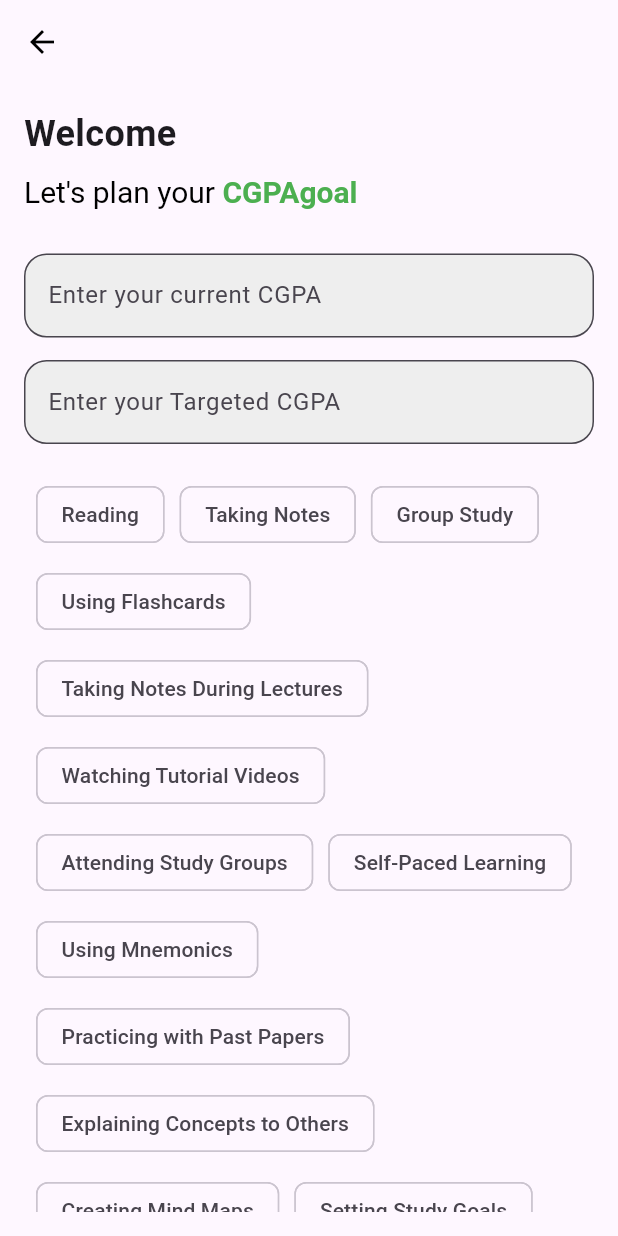
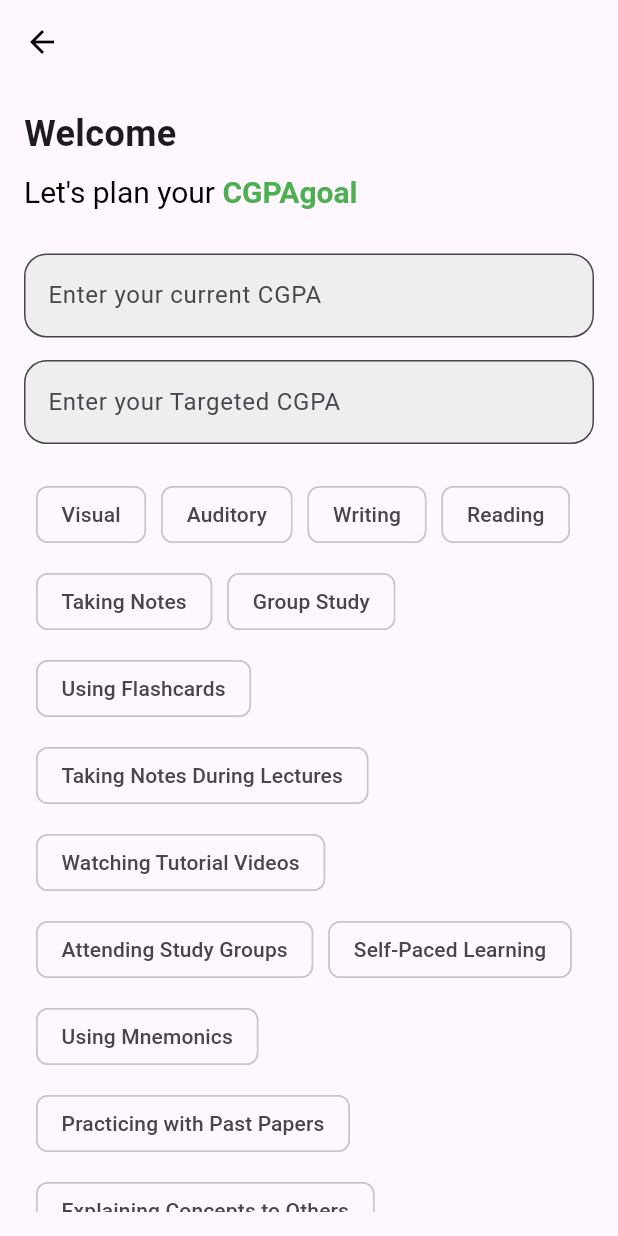
Before and after one commit to YUSSIF62/gpa_personalized_app, a Flutter app: the HomePageScreen screen opened by its route, on a phone screen of 412 x 824 dp. Run offline on Flutter 3.47's test engine with Material 3 defaults, Android fonts, the phone set to English and light mode, and no system bars; our stand-ins replace firebase_auth; accounts and stored records are empty.

Commit message:
Update home_page.dart

```diff
--- a/lib/screens/home_page.dart
+++ b/lib/screens/home_page.dart
@@ -16,6 +16,9 @@ class _HomePageScreenState extends State<HomePageScreen> {
       []; // Track multiple selected study habits
 
   final List<String> _studyHabits = [
+    'Visual',
+    'Auditory',
+    'Writing',
     'Reading',
     'Taking Notes',
     'Group Study',
```
